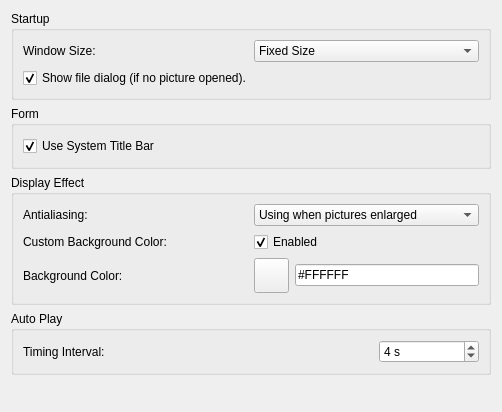
Qt form settingwidget.ui (yuezhao/ezviewer) before a commit.
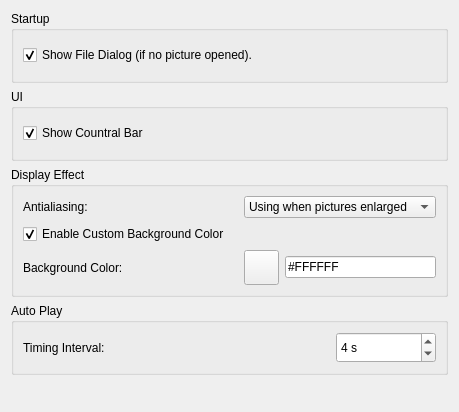
The same form after that commit.

Commit message: 20120913 refactory. remove titlebar, remove startup size mode, add file assocition

The edit to the form file:
```diff
--- a/settingwidget.ui
+++ b/settingwidget.ui
@@ -6,7 +6,7 @@
    <rect>
     <x>0</x>
     <y>0</y>
-    <width>502</width>
+    <width>459</width>
     <height>412</height>
    </rect>
   </property>
@@ -20,41 +20,10 @@
       <string>Startup</string>
      </property>
      <layout class="QGridLayout" name="gridLayout_2">
-      <item row="0" column="0">
-       <widget class="QLabel" name="label">
-        <property name="text">
-         <string>Window Size:</string>
-        </property>
-       </widget>
-      </item>
-      <item row="0" column="1">
-       <widget class="QComboBox" name="sizeModeCombo">
-        <item>
-         <property name="text">
-          <string>Fixed Size</string>
-         </property>
-        </item>
-        <item>
-         <property name="text">
-          <string>Maximize</string>
-         </property>
-        </item>
-        <item>
-         <property name="text">
-          <string>Full Screen</string>
-         </property>
-        </item>
-        <item>
-         <property name="text">
-          <string>Adjust to Picture Size</string>
-         </property>
-        </item>
-       </widget>
-      </item>
-      <item row="1" column="0" colspan="2">
+      <item row="0" column="0" colspan="2">
        <widget class="QCheckBox" name="showDialogCheckBox">
         <property name="text">
-         <string>Show file dialog (if no picture opened).</string>
+         <string>Show File Dialog (if no picture opened).</string>
         </property>
         <property name="checked">
          <bool>true</bool>
@@ -101,13 +70,6 @@
         </property>
        </widget>
       </item>
-      <item row="2" column="0">
-       <widget class="QLabel" name="label_4">
-        <property name="text">
-         <string>Custom Background Color:</string>
-        </property>
-       </widget>
-      </item>
       <item row="0" column="2">
        <widget class="QComboBox" name="antialiasModeCombo">
         <property name="sizePolicy">
@@ -194,10 +156,10 @@
         </item>
        </layout>
       </item>
-      <item row="2" column="2">
+      <item row="2" column="0" colspan="3">
        <widget class="QCheckBox" name="colorCheckBox">
         <property name="text">
-         <string>Enabled</string>
+         <string>Enable Custom Background Color</string>
         </property>
         <property name="checked">
          <bool>true</bool>
@@ -260,13 +222,13 @@
    <item row="1" column="0">
     <widget class="QGroupBox" name="groupBox_4">
      <property name="title">
-      <string>Form</string>
+      <string>UI</string>
      </property>
      <layout class="QGridLayout" name="gridLayout_5">
       <item row="0" column="0">
        <widget class="QCheckBox" name="titleBarCheckBox">
         <property name="text">
-         <string>Use System Title Bar</string>
+         <string>Show Countral Bar</string>
         </property>
         <property name="checked">
          <bool>true</bool>
```
Left out of the diff: 2 changed lines with no effect on the pictures. The commit also changes 11 other files.
